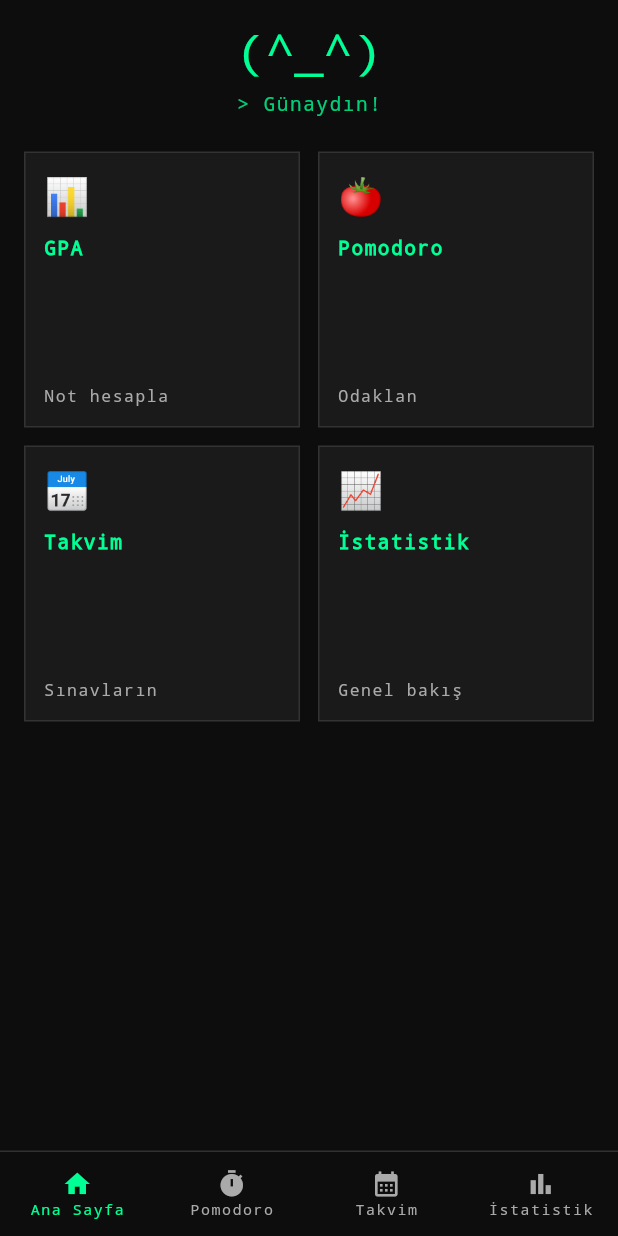
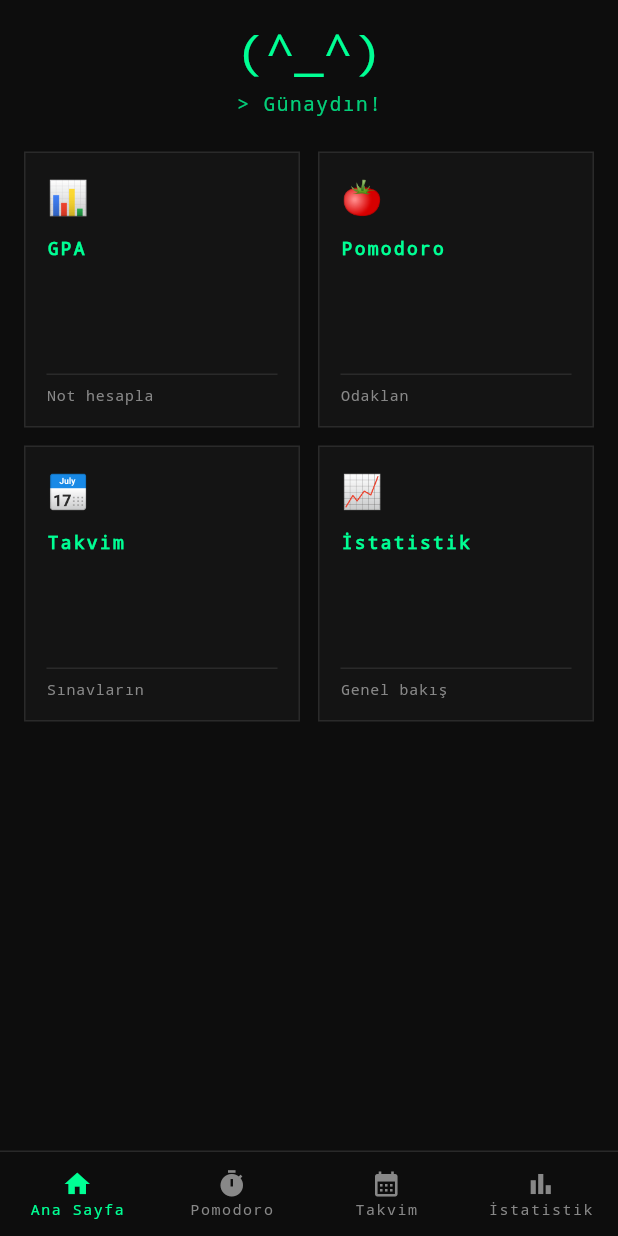
Before and after one commit to haktangur/UniApp, a Flutter app: the screen it shows after launch, on a phone screen of 412 x 824 dp. Run offline on Flutter 3.47's test engine with Material 3 defaults, Android fonts, the phone set to English and light mode, and no system bars; our stand-ins replace flutter_riverpod.

Commit message:
refine: pixel interface

```diff
--- a/lib/theme/pixel_theme.dart
+++ b/lib/theme/pixel_theme.dart
@@ -1,22 +1,46 @@
 import 'package:flutter/material.dart';
 
 class PixelTheme {
-  // Renkler
   static const Color background = Color(0xFF0D0D0D);
   static const Color primary = Color(0xFF00FF94);
   static const Color secondary = Color(0xFF00BFFF);
   static const Color accent = Color(0xFFFFD700);
   static const Color danger = Color(0xFFFF4444);
-  static const Color textPrimary = Color(0xFFFFFFFF);
-  static const Color textSecondary = Color(0xFFAAAAAA);
-  static const Color cardBackground = Color(0xFF1A1A1A);
-  static const Color border = Color(0xFF333333);
+  static const Color textPrimary = Color(0xFFEEEEEE);
+  static const Color textSecondary = Color(0xFF888888);
+  static const Color cardBackground = Color(0xFF141414);
+  static const Color border = Color(0xFF2A2A2A);
 
-  // Tema
   static ThemeData get theme => ThemeData(
     scaffoldBackgroundColor: background,
     fontFamily: 'Courier',
-    colorScheme: const ColorScheme.dark(primary: primary, secondary: secondary),
+    colorScheme: const ColorScheme.dark(
+      primary: primary,
+      secondary: secondary,
+      surface: cardBackground,
+    ),
+    appBarTheme: const AppBarTheme(
+      backgroundColor: background,
+      elevation: 0,
+      titleTextStyle: TextStyle(
+        fontFamily: 'Courier',
+        color: primary,
+        fontSize: 14,
+        letterSpacing: 2,
+      ),
+      iconTheme: IconThemeData(color: primary),
+    ),
+    bottomNavigationBarTheme: const BottomNavigationBarThemeData(
+      backgroundColor: background,
+      selectedItemColor: primary,
+      unselectedItemColor: textSecondary,
+      selectedLabelStyle: TextStyle(
+        fontFamily: 'Courier',
+        fontSize: 10,
+        letterSpacing: 1,
+      ),
+      unselectedLabelStyle: TextStyle(fontFamily: 'Courier', fontSize: 10),
+    ),
     textTheme: const TextTheme(
       displayLarge: TextStyle(
         color: textPrimary,
@@ -24,10 +48,10 @@ class PixelTheme {
         fontWeight: FontWeight.bold,
         letterSpacing: 2,
       ),
-      bodyLarge: TextStyle(color: textPrimary, fontSize: 16, letterSpacing: 1),
+      bodyLarge: TextStyle(color: textPrimary, fontSize: 14, letterSpacing: 1),
       bodyMedium: TextStyle(
         color: textSecondary,
-        fontSize: 14,
+        fontSize: 12,
         letterSpacing: 1,
       ),
     ),
--- a/lib/widgets/pixel_card.dart
+++ b/lib/widgets/pixel_card.dart
@@ -1,7 +1,7 @@
 import 'package:flutter/material.dart';
 import '../theme/pixel_theme.dart';
 
-class PixelCard extends StatelessWidget {
+class PixelCard extends StatefulWidget {
   final String title;
   final String icon;
   final String preview;
@@ -16,35 +16,63 @@ class PixelCard extends StatelessWidget {
   });
 
   @override
+  State<PixelCard> createState() => _PixelCardState();
+}
+
+class _PixelCardState extends State<PixelCard> {
+  bool _pressed = false;
+
+  @override
   Widget build(BuildContext context) {
     return GestureDetector(
-      onTap: onTap,
-      child: Container(
-        padding: const EdgeInsets.all(12),
+      onTapDown: (_) => setState(() => _pressed = true),
+      onTapUp: (_) {
+        setState(() => _pressed = false);
+        widget.onTap();
+      },
+      onTapCancel: () => setState(() => _pressed = false),
+      child: AnimatedContainer(
+        duration: const Duration(milliseconds: 60),
+        transform: Matrix4.translationValues(
+          _pressed ? 1 : 0,
+          _pressed ? 1 : 0,
+          0,
+        ),
+        padding: const EdgeInsets.all(14),
         decoration: BoxDecoration(
           color: PixelTheme.cardBackground,
-          border: Border.all(color: PixelTheme.border),
+          border: Border.all(
+            color: _pressed ? PixelTheme.primary : PixelTheme.border,
+            width: 1,
+          ),
         ),
         child: Column(
           crossAxisAlignment: CrossAxisAlignment.start,
           children: [
-            Text(icon, style: const TextStyle(fontSize: 24)),
-            const SizedBox(height: 8),
+            Text(widget.icon, style: const TextStyle(fontSize: 22)),
+            const SizedBox(height: 10),
             Text(
-              title,
+              widget.title,
               style: const TextStyle(
                 color: PixelTheme.primary,
-                fontSize: 13,
+                fontSize: 12,
                 fontWeight: FontWeight.bold,
-                letterSpacing: 1,
+                letterSpacing: 1.5,
               ),
             ),
             const Spacer(),
+            Container(
+              width: double.infinity,
+              height: 1,
+              color: PixelTheme.border,
+            ),
+            const SizedBox(height: 6),
             Text(
-              preview,
+              widget.preview,
               style: const TextStyle(
                 color: PixelTheme.textSecondary,
-                fontSize: 11,
+                fontSize: 10,
+                letterSpacing: 0.5,
               ),
             ),
           ],
```
Also changed, not shown: lib/widgets/pixel_button.dart (+28 -7 lines), lib/widgets/pixel_progress_bar.dart (+8 -12 lines).
